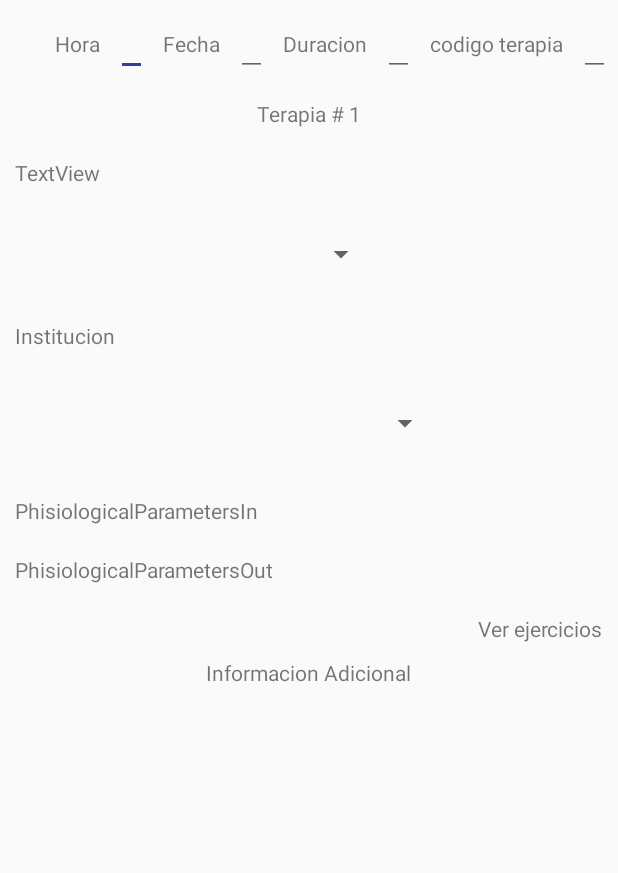
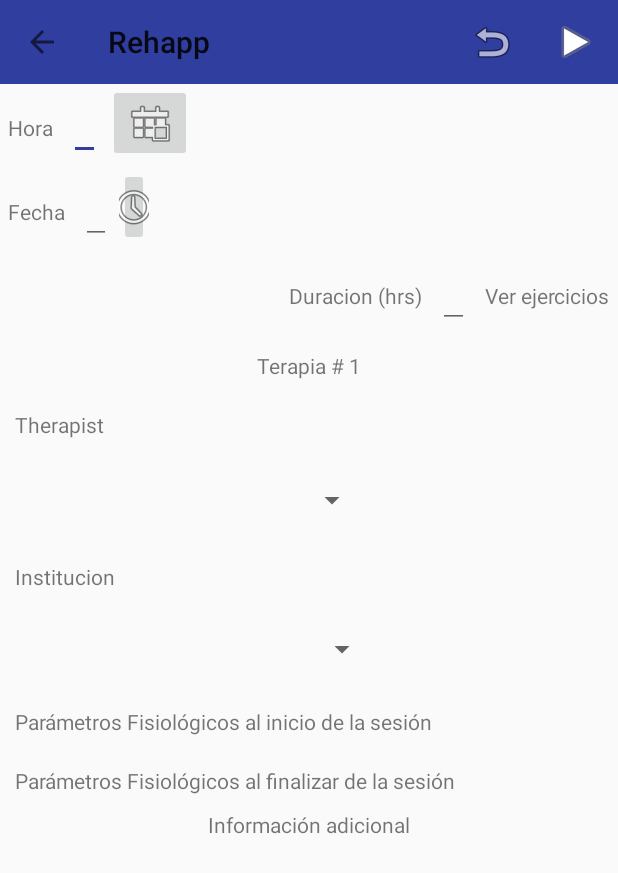
Before and after one commit to TatianaMurillo/RehappAndroid, an Android app: the TherapyDetail screen opened directly, with no data from a screen before it, on a phone screen of 412 x 824 dp. Shown: the top 873 px of the screen. Run offline under Robolectric (Android 15) with nearby library versions, the phone set to English and light mode, and no system bars; 1 statement that could not run was skipped.

Commit message:
tool bar en detalle de terapia

```diff
--- a/app/src/main/java/com/rehapp/rehappmovil/rehapp/TherapyDetail.java
+++ b/app/src/main/java/com/rehapp/rehappmovil/rehapp/TherapyDetail.java
@@ -3,12 +3,16 @@
 import android.content.Intent;
 import android.support.v7.app.AppCompatActivity;
 import android.os.Bundle;
+import android.support.v7.widget.Toolbar;
+import android.view.Menu;
+import android.view.MenuItem;
 import android.view.View;
 import android.widget.TextView;
 
 public class TherapyDetail extends AppCompatActivity {
 private int therapySelected;
 private TextView tvTherapySequence;
+private Toolbar toolbar;
 
     @Override
     protected void onCreate(Bundle savedInstanceState) {
@@ -21,6 +25,9 @@
 
         tvTherapySequence.setText("Terapia # " + (therapySelected+1));
 
+        toolbar = findViewById(R.id.toolbar);
+        setSupportActionBar(toolbar);
+        getSupportActionBar().setDisplayHomeAsUpEnabled(true);
 
 
     }
@@ -34,4 +41,35 @@
         Intent intent = new Intent(TherapyDetail.this,TherapyExercises.class);
         startActivity(intent);
     }
+
+    @Override
+    public boolean onCreateOptionsMenu(Menu menu) {
+
+        getMenuInflater().inflate(R.menu.menu,menu);
+
+
+        return super.onCreateOptionsMenu(menu);
+    }
+
+    @Override
+    public boolean onOptionsItemSelected(MenuItem item) {
+        Intent intent;
+        switch(item.getItemId())
+        {
+            case R.id.back:
+                intent = new Intent(this, TherapyDetail.class);
+                startActivity(intent);
+                break;
+            case R.id.future:
+                 intent = new Intent(this, ExerciseVideo.class);
+                startActivity(intent);
+                break;
+            case R.id.home:
+                intent = new Intent(this, TherapyDetail.class);
+                startActivity(intent);
+                break;
+        }
+
+        return super.onOptionsItemSelected(item);
+    }
 }
--- a/app/src/main/java/com/rehapp/rehappmovil/rehapp/TherapyExercises.java
+++ b/app/src/main/java/com/rehapp/rehappmovil/rehapp/TherapyExercises.java
@@ -5,6 +5,7 @@
 import android.os.Bundle;
 import android.view.View;
 import android.widget.AdapterView;
+import android.widget.ArrayAdapter;
 import android.widget.ListView;
 import android.widget.Toast;
 
@@ -24,6 +25,15 @@
         itemExample.add("Ejercicio 3");
         itemExample.add("Ejercicio 4");
 
+        lvExercises = findViewById(R.id.lvExercises);
+
+
+        ArrayAdapter<String> arrayAdapter =
+                new ArrayAdapter<String>(this, android.R.layout.simple_list_item_1, itemExample);
+        // Set The Adapter
+        lvExercises.setAdapter(arrayAdapter);
+
+
 
         lvExercises.setOnItemClickListener(new AdapterView.OnItemClickListener() {
             @Override
--- a/app/src/main/res/layout/activity_patient_therapy.xml
+++ b/app/src/main/res/layout/activity_patient_therapy.xml
@@ -18,7 +18,7 @@
                 android:layout_width="match_parent"
                 android:layout_height="wrap_content"
                 android:layout_above="@id/lyMain"
-                android:text="@string/phisiologicalParameters"
+                android:text="@string/phisiologicalParametersOut"
                 android:textAlignment="center"
                 android:textSize="15sp" />
 
--- a/app/src/main/res/layout/activity_search_patient.xml
+++ b/app/src/main/res/layout/activity_search_patient.xml
@@ -61,7 +61,7 @@
         android:layout_centerInParent="true"
         android:ems="10"
         android:enabled="false"
-        android:hint="@string/Patient"
+        android:hint="@string/patient"
         android:inputType="textPersonName" />
 
     <TextView
--- a/app/src/main/res/layout/activity_therapy_detail.xml
+++ b/app/src/main/res/layout/activity_therapy_detail.xml
@@ -3,72 +3,118 @@
     xmlns:app="http://schemas.android.com/apk/res-auto"
     xmlns:tools="http://schemas.android.com/tools"
     android:layout_width="match_parent"
+    android:layout_height="match_parent"
     android:orientation="vertical"
-    android:layout_height="match_parent"
     tools:context=".TherapyDetail">
 
+    <include
+        layout="@layout/toolbar" />
+<ScrollView
+
+    android:layout_width="match_parent"
+    android:layout_height="match_parent">
     <LinearLayout
-    android:orientation="horizontal"
+        android:layout_width="match_parent"
+        android:orientation="vertical"
+        android:layout_height="match_parent">
+
+        <LinearLayout
+            android:layout_width="match_parent"
+            android:layout_height="wrap_content"
+            android:orientation="vertical">
+
+
+            <LinearLayout
+                android:id="@+id/lyDateTime"
+                android:layout_width="match_parent"
+                android:layout_height="wrap_content"
+                android:orientation="vertical">
+                <LinearLayout
+                    android:id="@+id/lyDate"
+                    android:layout_width="match_parent"
+                    android:layout_height="wrap_content"
+                    android:orientation="horizontal">
+                <TextView
+                    android:id="@+id/tvDate"
                     android:layout_width="wrap_content"
                     android:layout_height="wrap_content"
-    android:layout_gravity="end">
+                    android:layout_margin="5sp"
+                    android:text="Hora" />
+
+                <EditText
+                    android:id="@+id/etDate"
+                    android:layout_width="wrap_content"
+                    android:layout_height="wrap_content"
+                    android:layout_margin="5sp"
+                    android:text="" />
+
+                    <ImageButton
+                        android:id="@+id/imageButton"
+                        android:layout_width="wrap_content"
+                        android:layout_height="wrap_content"
+                        app:srcCompat="@android:drawable/ic_menu_today" />
+
+
+                </LinearLayout>
+                <LinearLayout
+                    android:id="@+id/lyTime"
+                    android:layout_width="match_parent"
+                    android:layout_height="wrap_content"
+                    android:orientation="horizontal">
 
                 <TextView
+                    android:id="@+id/tvHour"
                     android:layout_width="wrap_content"
                     android:layout_height="wrap_content"
-        android:id="@+id/tvDate"
                     android:layout_margin="5sp"
-        android:text="Hora"
-        />
+                    android:text="Fecha" />
+
                 <EditText
+                    android:id="@+id/etHour"
+                    android:layout_width="20sp"
+                    android:layout_height="wrap_content"
+                    android:layout_margin="5sp"
+                    android:text="" />
+
+                    <ImageButton
+                        android:id="@+id/imageButton2"
+                        android:layout_width="20sp"
+                        android:layout_height="wrap_content"
+                        app:srcCompat="@android:drawable/ic_menu_recent_history" />
+                </LinearLayout>
+            </LinearLayout>
+            <LinearLayout
+                android:id="@+id/lyOtherInfoHeader"
                 android:layout_width="wrap_content"
                 android:layout_height="wrap_content"
-        android:id="@+id/etDate"
-        android:layout_margin="5sp"
-        android:text=""
-        />
+                android:orientation="horizontal"
+                android:layout_gravity="end"
+                >
             <TextView
+                android:id="@+id/tvTherapyDuration"
                 android:layout_width="wrap_content"
                 android:layout_height="wrap_content"
-        android:id="@+id/tvHour"
                 android:layout_margin="5sp"
-        android:text="Fecha"/>
+                android:text="Duracion (hrs)"
+              />
+
             <EditText
+                android:id="@+id/etTherapyDuration"
                 android:layout_width="wrap_content"
                 android:layout_height="wrap_content"
-        android:id="@+id/etHour"
                 android:layout_margin="5sp"
-        android:text=""
-        />
+                android:text="" />
+
                 <TextView
+                    android:id="@+id/tvWatchExercises"
                     android:layout_width="wrap_content"
                     android:layout_height="wrap_content"
-        android:id="@+id/tvTherapyDuration"
                     android:layout_margin="5sp"
-        android:text="Duracion"/>
-    <EditText
-        android:layout_width="wrap_content"
-        android:layout_height="wrap_content"
-        android:id="@+id/etTherapyDuration"
-        android:layout_margin="5sp"
-        android:text=""
+                    android:text="@string/watchExercises"
+                    android:onClick="watchExercises"
                     />
 
-    <TextView
-        android:id="@+id/tvIdTherapy"
-        android:layout_width="wrap_content"
-        android:layout_height="wrap_content"
-        android:layout_alignParentTop="true"
-        android:layout_margin="5sp"
-        android:text="codigo terapia" />
-
-    <EditText
-        android:layout_width="wrap_content"
-        android:layout_height="wrap_content"
-        android:id="@+id/etIdTherapy"
-        android:layout_margin="5sp"
-        android:text=""
-        />
+            </LinearLayout>
 
         </LinearLayout>
 
@@ -86,12 +132,13 @@
         android:layout_height="wrap_content"
         android:layout_alignParentTop="true"
         android:layout_margin="10dp"
-        android:text="TextView" />
+        android:text="Therapist" />
+
         <Spinner
             android:id="@+id/spnTherapist"
-        android:layout_width="241dp"
-        android:layout_height="49dp"
-        android:layout_margin="10dp"/>
+            android:layout_width="235dp"
+            android:layout_height="42dp"
+            android:layout_margin="10dp" />
 
 
 
@@ -105,8 +152,8 @@
 
         <Spinner
             android:id="@+id/spnInstitution"
-        android:layout_width="284dp"
-        android:layout_height="57dp"
+            android:layout_width="242dp"
+            android:layout_height="37dp"
             android:layout_alignParentBottom="true"
             android:layout_margin="10dp"
             android:layout_marginBottom="170dp" />
@@ -115,30 +162,24 @@
         android:id="@+id/tvPhisiologicalParametersIn"
         android:layout_width="wrap_content"
         android:layout_height="wrap_content"
-        android:text="PhisiologicalParametersIn"
+        android:text="@string/phisiologicalParametersIn"
         android:layout_margin="10dp"/>
 
     <TextView
         android:id="@+id/tvPhisiologicalParametersOut"
         android:layout_width="wrap_content"
         android:layout_height="wrap_content"
-        android:text="PhisiologicalParametersOut"
+        android:text="@string/phisiologicalParametersOut"
         android:layout_margin="10dp"/>
 
-    <TextView
-        android:id="@+id/tvWatchExercises"
-        android:layout_width="wrap_content"
-        android:layout_height="wrap_content"
-        android:layout_margin="10dp"
-        android:text="@string/watchExercises"
-        android:onClick="watchExercises"
-        android:layout_gravity="end"/>
 
     <TextView
         android:id="@+id/tvAdditionalInfo"
         android:layout_width="wrap_content"
         android:layout_height="wrap_content"
-        android:text="Informacion Adicional"
+        android:text="@string/additionalInfo"
         android:onClick="therapyAdditionalInfo"
         android:layout_gravity="center"/>
     </LinearLayout>
+</ScrollView>
+</LinearLayout>
--- a/app/src/main/res/layout/activity_therapy_exercises.xml
+++ b/app/src/main/res/layout/activity_therapy_exercises.xml
@@ -6,13 +6,6 @@
     android:layout_height="match_parent"
     tools:context=".TherapyExercises">
 
-    <TextView
-        android:id="@+id/textView"
-        android:layout_width="wrap_content"
-        android:layout_height="wrap_content"
-        android:text="Therapy Exercises"
-        tools:layout_editor_absoluteX="135dp"
-        tools:layout_editor_absoluteY="273dp" />
 
     <ListView
         android:id="@+id/lvExercises"
--- /dev/null
+++ b/app/src/main/res/layout/toolbar.xml
@@ -0,0 +1,7 @@
+<?xml version="1.0" encoding="utf-8"?>
+<android.support.v7.widget.Toolbar
+    android:layout_width="match_parent"
+    android:layout_height="?attr/actionBarSize"
+    android:background="@color/colorPrimaryDark"
+    android:id="@+id/toolbar"
+    xmlns:android="http://schemas.android.com/apk/res/android" />
--- /dev/null
+++ b/app/src/main/res/menu/menu.xml
@@ -0,0 +1,16 @@
+<?xml version="1.0" encoding="utf-8"?>
+<menu xmlns:android="http://schemas.android.com/apk/res/android"
+    xmlns:app="http://schemas.android.com/apk/res-auto">
+
+<item
+    android:icon="@android:drawable/ic_menu_revert"
+    android:id="@+id/back"
+    app:showAsAction="always"
+    android:title="Atras" />
+
+    <item
+        android:icon="@android:drawable/ic_media_play"
+        android:id="@+id/future"
+        app:showAsAction="always"
+        android:title="Adelante" />
+</menu>
--- a/app/src/main/res/values/strings.xml
+++ b/app/src/main/res/values/strings.xml
@@ -2,9 +2,9 @@
     <string name="app_name">Rehapp</string>
     <string name="document">Documento</string>
     <string name="documentType">Tipo de documento</string>
-    <string name="Patient">Paciente</string>
-    <string name="phisiologicalParameters">Parámetros Fisiológicos al inicio de la sesión</string>
-
+    <string name="patient">Paciente</string>
+    <string name="phisiologicalParametersIn">Parámetros Fisiológicos al inicio de la sesión</string>
+    <string name="phisiologicalParametersOut">Parámetros Fisiológicos al finalizar de la sesión</string>
     <string name="watchExercises"> Ver ejercicios</string>
     <string name="forgotYourPassword">¿ Olvidaste tu contraseña ?</string>
     <string name="register"> ¡Registrate! </string>
@@ -12,6 +12,8 @@
     <string name="password"> Contraseña </string>
     <string name="login"> Iniciar Sesión </string>
     <string name="watchTherapies"> Ver Terapias </string>
-
+    <string name="additionalInfo"> Información adicional </string>
+    <string name="institution">Institución </string>
+    <string name="therapist">Terapeuta </string>
     <string name="welcome"> Bienvenido </string>
 </resources>
```
Lines whose indentation alone changed are shown as unchanged.
